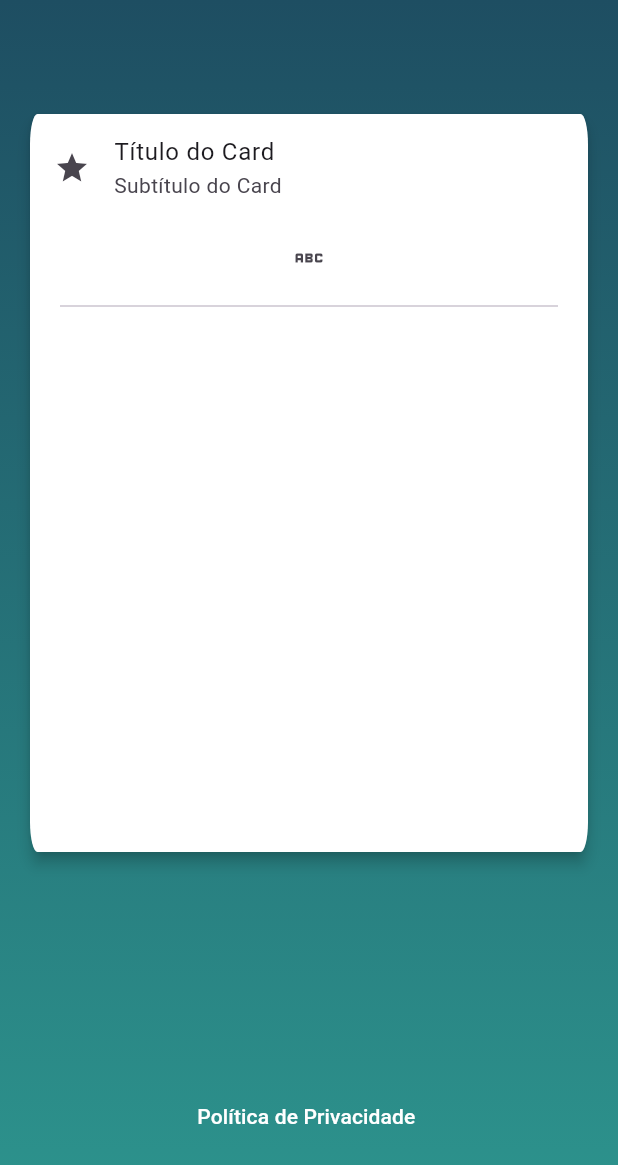
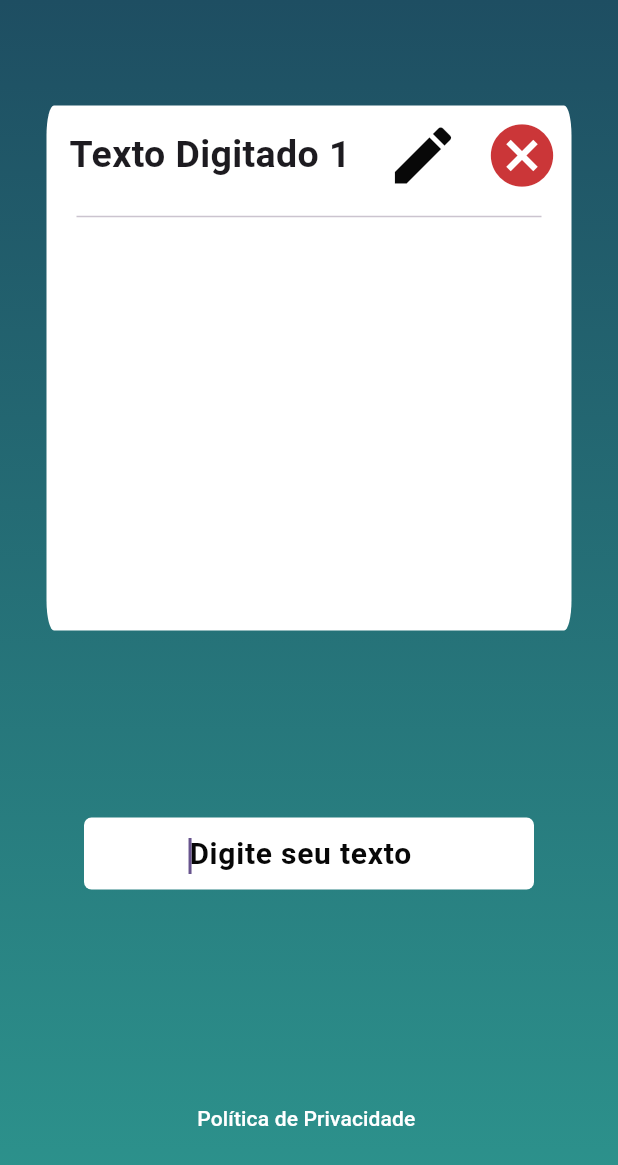
Before and after one commit to huayans/prova_flutter, a Flutter app: the CaptureInformationPage screen opened by its route, on a phone screen of 412 x 824 dp. Shown: the top 1165 px of the screen. Run offline on Flutter 3.47's test engine with Material 2 defaults, Android fonts, the light colour scheme and no system bars; our stand-ins replace font_awesome_flutter, webview_flutter.

Commit message:
segunda tela pronta

```diff
--- a/lib/src/pages/capture_information_page.dart
+++ b/lib/src/pages/capture_information_page.dart
@@ -18,37 +18,79 @@ class _CaptureInformationPageState extends State<CaptureInformationPage> {
           mainAxisAlignment: MainAxisAlignment.spaceAround,
           children: [
             Container(
-              margin: EdgeInsets.all(16.0),
-              height: 500,
-              child: Card(
+              decoration: const BoxDecoration(
                 color: Colors.white,
-                elevation: 4,
-                shape: const RoundedRectangleBorder(
                 borderRadius: BorderRadius.all(
                   Radius.elliptical(5, 20),
                 ),
               ),
+              margin: const EdgeInsets.all(16.0),
+              height: 350,
+              width: 350,
+              child: SingleChildScrollView(
                 child: Column(
-                  mainAxisSize: MainAxisSize.min,
                   children: [
-                    const ListTile(
-                      leading: Icon(Icons.star),
-                      title: Text('Título do Card'),
-                      subtitle: Text('Subtítulo do Card'),
+                    Row(
+                      mainAxisAlignment: MainAxisAlignment.end,
+                      children: [
+                        Expanded(
+                          child: Center(
+                            child: Text(
+                              'Texto Digitado 1',
+                              style: TextStyle(
+                                fontSize: 25,
+                                fontWeight: FontWeight.bold,
+                              ),
+                            ),
+                          ),
                         ),
                         IconButton(
                           onPressed: () {},
-                      icon: const Icon(Icons.abc),
+                          icon: const Icon(
+                            Icons.edit,
+                            size: 50,
+                            color: Color.fromRGBO(8, 8, 8, 1),
+                          ),
+                        ),
+                        IconButton(
+                          onPressed: () {},
+                          icon: const Icon(
+                            Icons.cancel,
+                            size: 50,
+                            color: Color.fromRGBO(203, 54, 56, 1),
+                          ),
+                        ),
+                      ],
                     ),
                     const Padding(
                       padding: EdgeInsets.symmetric(horizontal: 20),
                       child: Divider(),
-                    ),
+                    )
                   ],
                 ),
               ),
             ),
-            ButtonWebView(),
+            Container(
+              decoration: BoxDecoration(
+                color: Colors.white,
+                borderRadius: BorderRadius.circular(5),
+              ),
+              width: 300,
+              child: TextFormField(
+                autofocus: true,
+                decoration: const InputDecoration(
+                  contentPadding: EdgeInsets.symmetric(horizontal: 70),
+                  border: InputBorder.none,
+                  hintText: 'Digite seu texto',
+                  hintStyle: TextStyle(
+                    fontSize: 20,
+                    fontWeight: FontWeight.bold,
+                    color: Color.fromRGBO(7, 7, 7, 1),
+                  ),
+                ),
+              ),
+            ),
+            const ButtonWebView(),
           ],
         ),
       ),
--- a/lib/src/pages/login_page.dart
+++ b/lib/src/pages/login_page.dart
@@ -1,4 +1,5 @@
 import 'package:flutter/material.dart';
+import 'package:font_awesome_flutter/font_awesome_flutter.dart';
 import 'package:prava_flutter/src/components/button_web_view.dart';
 import 'package:prava_flutter/src/components/login_button.dart';
 import 'package:prava_flutter/src/components/starndard_background.dart';
@@ -85,8 +86,9 @@ class _LoginPageState extends State<LoginPage> {
                       counter: SizedBox.shrink(),
                       border: InputBorder.none,
                       prefixIcon: Icon(
-                        Icons.person,
+                        FontAwesomeIcons.userLarge,
                         color: Color.fromRGBO(33, 40, 57, 1),
+                        size: 20,
                       ),
                     ),
                   ),
@@ -119,8 +121,9 @@ class _LoginPageState extends State<LoginPage> {
                       counter: SizedBox.shrink(),
                       border: InputBorder.none,
                       prefixIcon: Icon(
-                        Icons.lock,
+                        FontAwesomeIcons.lock,
                         color: Color.fromRGBO(33, 40, 57, 1),
+                        size: 20,
                       ),
                     ),
                   ),
--- a/pubspec.yaml
+++ b/pubspec.yaml
@@ -38,6 +38,7 @@ dependencies:
   webview_flutter: ^4.4.2
   flutter_mobx: ^2.1.1
   shared_preferences: ^2.2.2
+  font_awesome_flutter: ^10.6.0
 
 dev_dependencies:
   flutter_test:
```
Also changed, not shown: pubspec.lock. Lines whose indentation alone changed are shown as unchanged.
